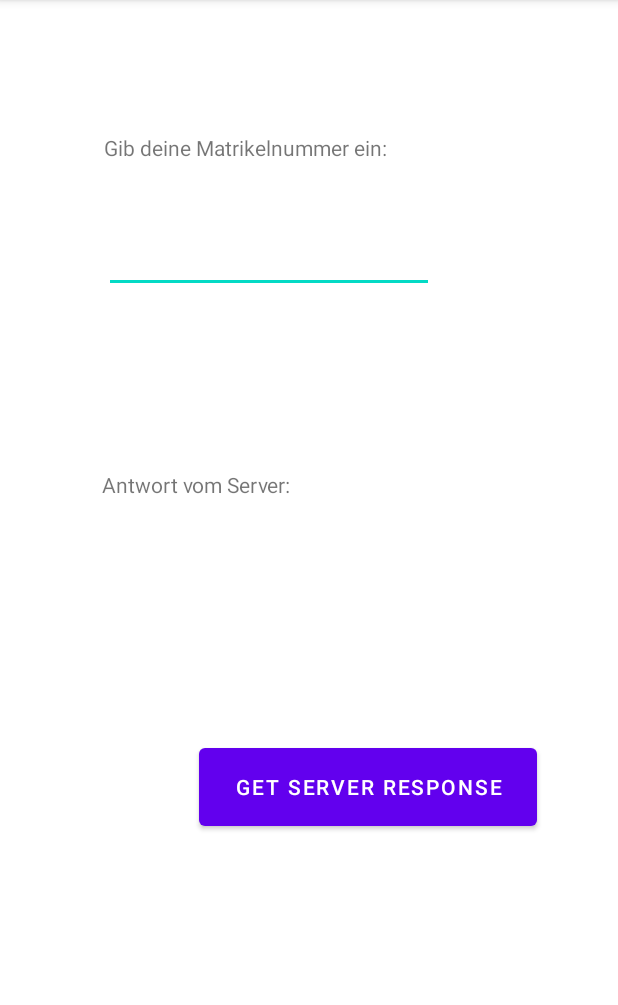
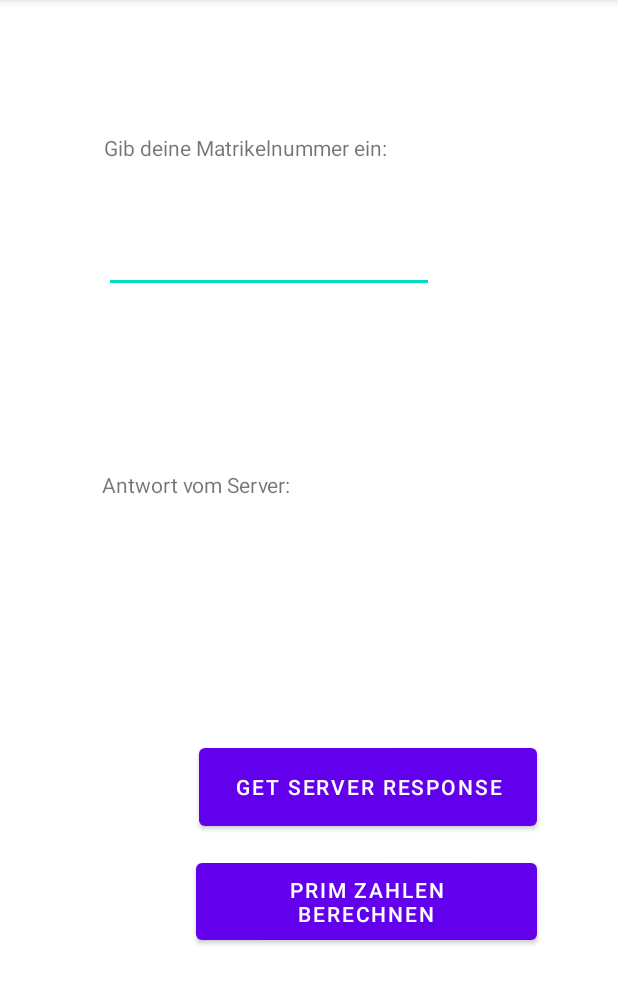
Before and after one commit to Sikredo/SE2-Einzelabgabe, an Android app: the screen it shows after launch (MainActivity), on a phone screen of 412 x 824 dp, the part 84-1089 px from its top. Run offline under Robolectric (Android 15) with nearby library versions, the phone set to English and light mode, and no system bars.

Commit message:
add prim zahl button

```diff
--- a/app/src/main/res/layout/activity_main.xml
+++ b/app/src/main/res/layout/activity_main.xml
@@ -65,4 +65,16 @@
         app:layout_constraintTop_toTopOf="parent"
         app:layout_constraintVertical_bias="0.7" />
 
+    <Button
+        android:id="@+id/CalculatePrimNumbersButton"
+        android:layout_width="227dp"
+        android:layout_height="63dp"
+        android:text="@string/CalaculatePrimeNumbersButtonText"
+        app:layout_constraintBottom_toBottomOf="parent"
+        app:layout_constraintEnd_toEndOf="parent"
+        app:layout_constraintHorizontal_bias="0.706"
+        app:layout_constraintStart_toStartOf="parent"
+        app:layout_constraintTop_toTopOf="parent"
+        app:layout_constraintVertical_bias="0.808" />
+
 </androidx.constraintlayout.widget.ConstraintLayout>
--- a/app/src/main/res/values/strings.xml
+++ b/app/src/main/res/values/strings.xml
@@ -3,4 +3,5 @@
     <string name="MatrikelNummerEingabeInfoText">Gib deine Matrikelnummer ein:</string>
     <string name="ServerAntwortInfoText">Antwort vom Server:</string>
     <string name="SendToServerButtonText">Get Server Response</string>
+    <string name="CalaculatePrimeNumbersButtonText">Prim Zahlen berechnen</string>
 </resources>
```
